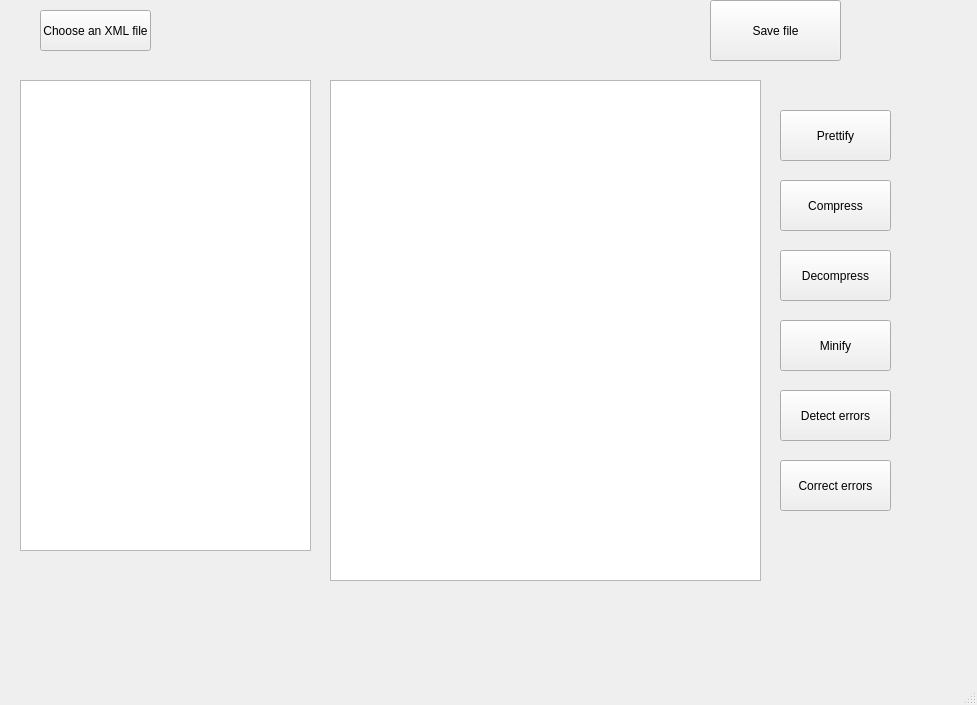
First picture: the form in xml_toolset/mainwindow.ui, repository College-Projects-2019-2024/XML-Toolset, before the edit.
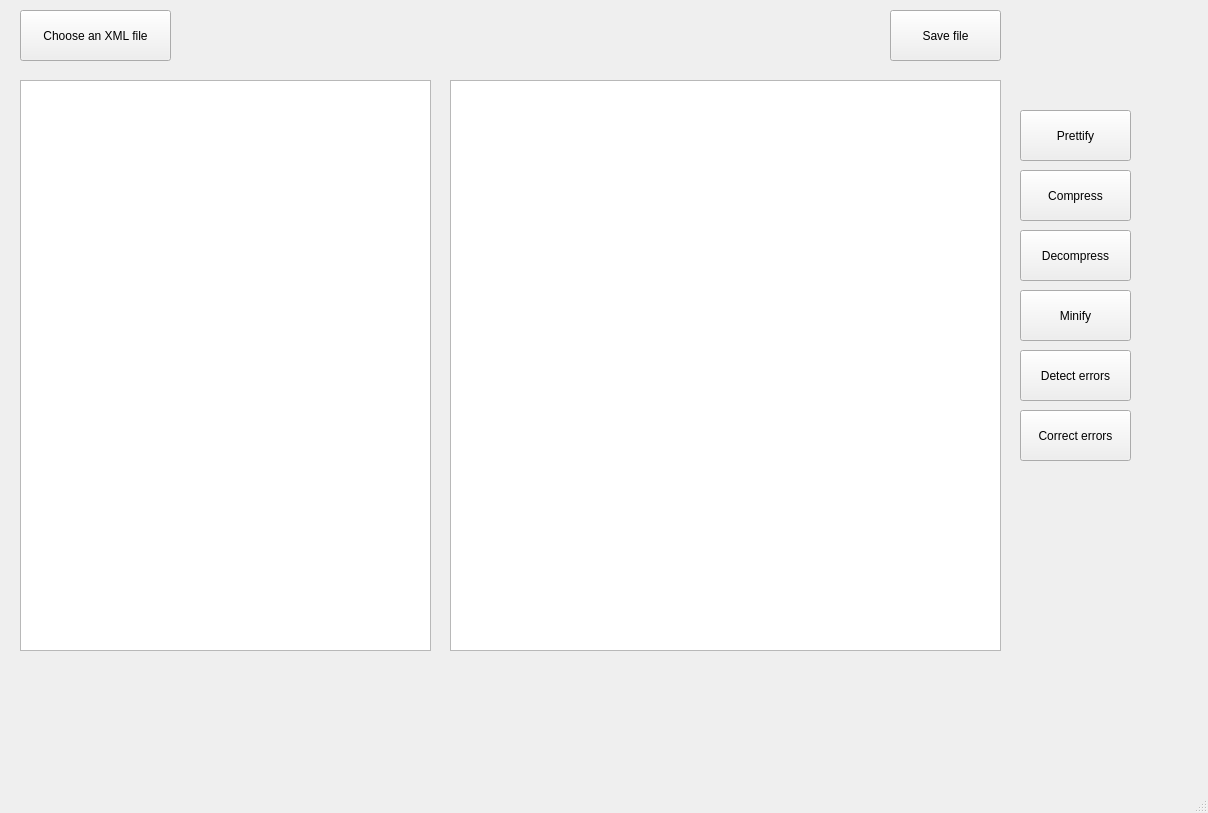
Second picture: the form after the edit.

The edit to the form file:
```diff
--- a/xml_toolset/mainwindow.ui
+++ b/xml_toolset/mainwindow.ui
@@ -6,8 +6,8 @@
    <rect>
     <x>0</x>
     <y>0</y>
-    <width>977</width>
-    <height>705</height>
+    <width>1208</width>
+    <height>813</height>
    </rect>
   </property>
   <property name="windowTitle">
@@ -17,10 +17,10 @@
    <widget class="QPushButton" name="pushButton">
     <property name="geometry">
      <rect>
-      <x>40</x>
+      <x>20</x>
       <y>10</y>
-      <width>111</width>
-      <height>41</height>
+      <width>151</width>
+      <height>51</height>
      </rect>
     </property>
     <property name="text">
@@ -30,7 +30,7 @@
    <widget class="QPushButton" name="pushButton_2">
     <property name="geometry">
      <rect>
-      <x>780</x>
+      <x>1020</x>
       <y>110</y>
       <width>111</width>
       <height>51</height>
@@ -45,28 +45,28 @@
      <rect>
       <x>20</x>
       <y>80</y>
-      <width>291</width>
-      <height>471</height>
+      <width>411</width>
+      <height>571</height>
      </rect>
     </property>
    </widget>
    <widget class="QTextBrowser" name="textBrowser_2">
     <property name="geometry">
      <rect>
-      <x>330</x>
+      <x>450</x>
       <y>80</y>
-      <width>431</width>
-      <height>501</height>
+      <width>551</width>
+      <height>571</height>
      </rect>
     </property>
    </widget>
    <widget class="QPushButton" name="pushButton_3">
     <property name="geometry">
      <rect>
-      <x>710</x>
-      <y>0</y>
-      <width>131</width>
-      <height>61</height>
+      <x>890</x>
+      <y>10</y>
+      <width>111</width>
+      <height>51</height>
      </rect>
     </property>
     <property name="text">
@@ -76,8 +76,8 @@
    <widget class="QPushButton" name="pushButton_4">
     <property name="geometry">
      <rect>
-      <x>780</x>
-      <y>180</y>
+      <x>1020</x>
+      <y>170</y>
       <width>111</width>
       <height>51</height>
      </rect>
@@ -89,8 +89,8 @@
    <widget class="QPushButton" name="pushButton_5">
     <property name="geometry">
      <rect>
-      <x>780</x>
-      <y>250</y>
+      <x>1020</x>
+      <y>230</y>
       <width>111</width>
       <height>51</height>
      </rect>
@@ -102,8 +102,8 @@
    <widget class="QPushButton" name="pushButton_6">
     <property name="geometry">
      <rect>
-      <x>780</x>
-      <y>320</y>
+      <x>1020</x>
+      <y>290</y>
       <width>111</width>
       <height>51</height>
      </rect>
@@ -115,8 +115,8 @@
    <widget class="QPushButton" name="pushButton_7">
     <property name="geometry">
      <rect>
-      <x>780</x>
-      <y>390</y>
+      <x>1020</x>
+      <y>350</y>
       <width>111</width>
       <height>51</height>
      </rect>
@@ -128,8 +128,8 @@
    <widget class="QPushButton" name="pushButton_8">
     <property name="geometry">
      <rect>
-      <x>780</x>
-      <y>460</y>
+      <x>1020</x>
+      <y>410</y>
       <width>111</width>
       <height>51</height>
      </rect>
```
Left out of the diff: 2 changed lines with no effect on the pictures.
